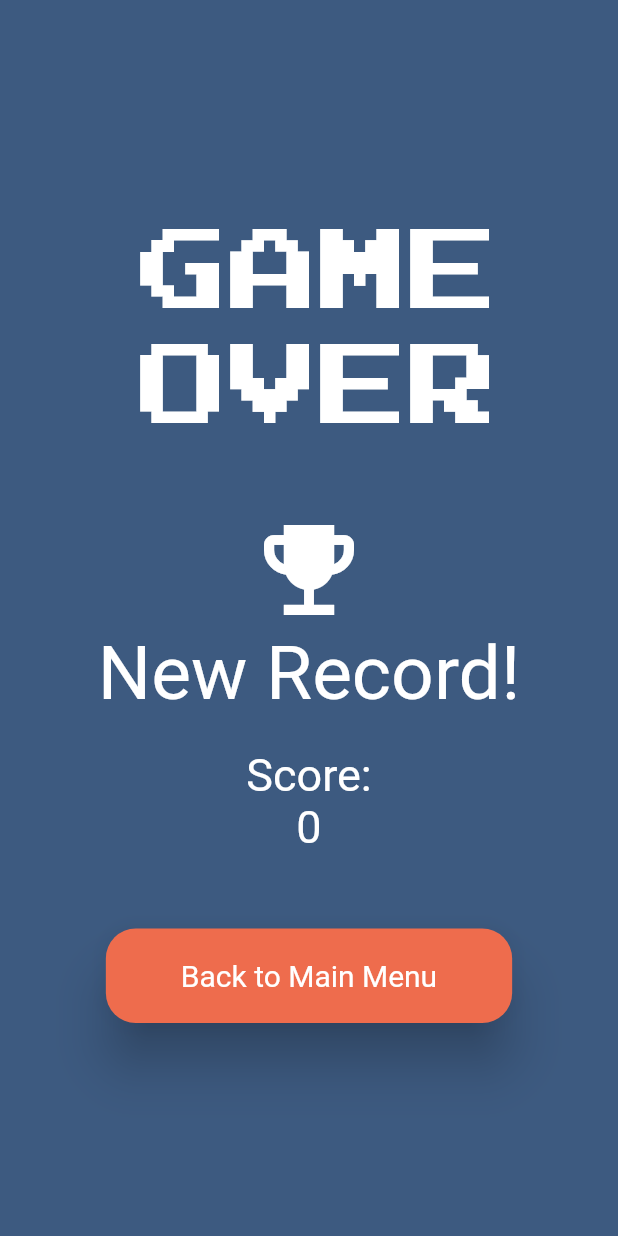
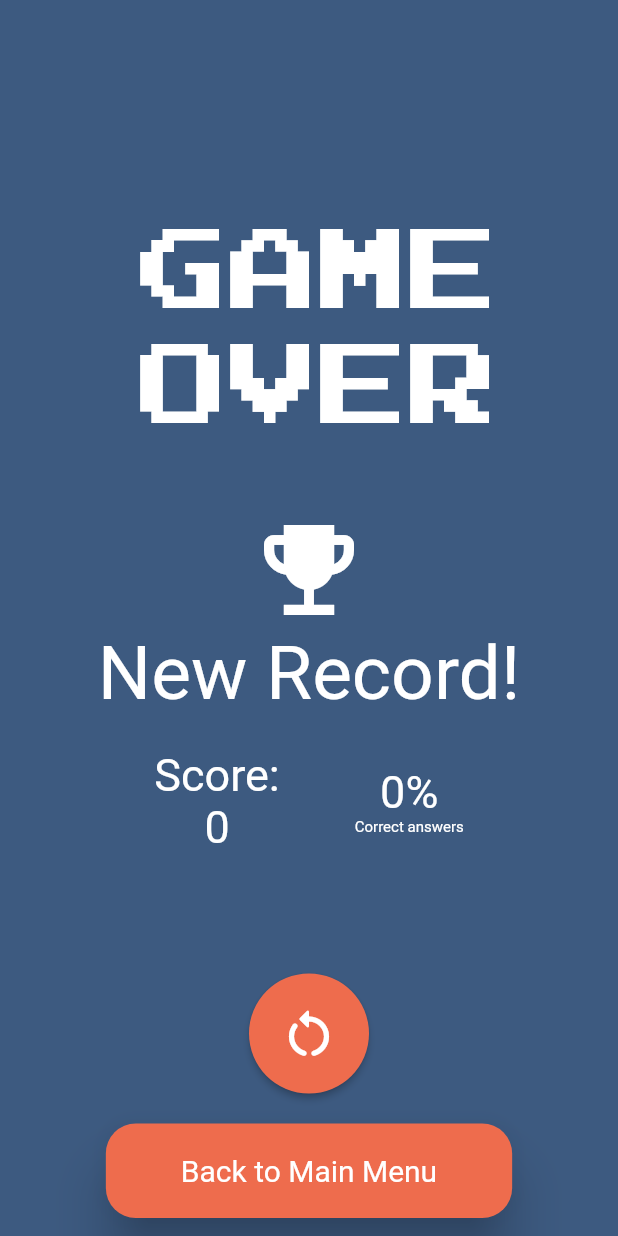
Before and after one commit to carvalho28/explode, a Flutter app: the screen it shows after launch, on a phone screen of 412 x 824 dp. Run offline on Flutter 3.47's test engine with Material 2 defaults, Android fonts, the phone set to English and light mode, and no system bars; our stand-ins replace sqflite; accounts and stored records are empty.

Commit message:
Singleplayer version solved issues
Signed-off-by: carvalho28 <carvalhoo287@gmail.com>

```diff
--- a/lib/main.dart
+++ b/lib/main.dart
@@ -41,6 +41,7 @@ void main() {
           gameOverRoute: (context) => const GameOver(),
           recordRoute: (context) => const Record(
                 correctAnswers: 10,
+                wrongAnswers: 2,
                 difficulty: '1',
                 operators: ['+', '-'],
                 time: 2,
--- a/lib/views/game.dart
+++ b/lib/views/game.dart
@@ -52,12 +52,14 @@ class _GameState extends State<Game> {
 
     if (timeEnder.endTimer) {
       int correctAnswers = answers.correctAnswers;
+      int wrongAnswers = answers.wrongAnswers;
       SchedulerBinding.instance.addPostFrameCallback((_) {
         Navigator.pushAndRemoveUntil(
           context,
           MaterialPageRoute(
             builder: (context) => Record(
               correctAnswers: correctAnswers,
+              wrongAnswers: wrongAnswers,
               difficulty: _difficulty,
               operators: _operators,
               time: _time,
--- a/lib/views/record.dart
+++ b/lib/views/record.dart
@@ -3,6 +3,7 @@ import 'package:explode/models/record_model.dart';
 import 'package:explode/providers/answers_provider.dart';
 import 'package:explode/providers/time_ender_provider.dart';
 import 'package:explode/services/crud/records_service.dart';
+import 'package:explode/views/game.dart';
 import 'package:flutter/material.dart';
 import 'package:provider/provider.dart';
 
@@ -10,12 +11,14 @@ class Record extends StatefulWidget {
   const Record({
     super.key,
     required this.correctAnswers,
+    required this.wrongAnswers,
     required this.operators,
     required this.difficulty,
     required this.time,
   });
 
   final int correctAnswers;
+  final int wrongAnswers;
   final List<String> operators;
   final String difficulty;
   final int time;
@@ -26,9 +29,14 @@ class Record extends StatefulWidget {
 
 class _RecordState extends State<Record> {
   late int _correctAnswers = 0;
+  late int _wrongAnswers = 0;
   late String _operators;
   late String _difficulty;
   late int _time;
+
+  // List<String> restartOperators = [];
+  // int restartDifficulty = 0;
+  // int restartTime = 0;
 
   late RecordModel? _record;
 
@@ -86,9 +94,13 @@ class _RecordState extends State<Record> {
     print(_correctAnswers);
     print(widget.correctAnswers);
     _correctAnswers = widget.correctAnswers;
+    _wrongAnswers = widget.wrongAnswers;
     _operators = widget.operators.join();
     _difficulty = widget.difficulty;
     _time = widget.time;
+    // restartOperators = widget.operators;
+    // restartDifficulty = int.parse(widget.difficulty);
+    // restartTime = widget.time;
     refreshRecord();
     super.initState();
   }
@@ -170,6 +182,9 @@ class _RecordState extends State<Record> {
                   const SizedBox(
                     height: 20,
                   ),
+                  Row(
+                    mainAxisAlignment: MainAxisAlignment.center,
+                    children: [
                       Column(
                         children: [
                           const Text(
@@ -189,7 +204,79 @@ class _RecordState extends State<Record> {
                         ],
                       ),
                       const SizedBox(
-                    height: 50,
+                        width: 50,
+                      ),
+                      Column(
+                        children: [
+                          if (_correctAnswers != 0)
+                            Text(
+                              '${(_correctAnswers / (_correctAnswers + _wrongAnswers) * 100).round()}%',
+                              style: const TextStyle(
+                                color: Colors.white,
+                                fontSize: 30,
+                              ),
+                            ),
+                          if (_correctAnswers == 0)
+                            // 0 bigger than the %
+                            const Text(
+                              '0%',
+                              style: TextStyle(
+                                color: Colors.white,
+                                fontSize: 30,
+                              ),
+                            ),
+                          // text with correct answers
+                          const Text(
+                            'Correct answers',
+                            style: TextStyle(
+                              color: Colors.white,
+                              fontSize: 10,
+                            ),
+                          ),
+                        ],
+                      ),
+                    ],
+                  ),
+                  const SizedBox(
+                    height: 80,
+                  ),
+                  // button with restart icon
+                  ElevatedButton(
+                    onPressed: () {
+                      saveRecord();
+                      Provider.of<EndTimer>(context, listen: false)
+                          .resetEndTimer();
+                      Provider.of<Answers>(context, listen: false)
+                          .resetCorrect();
+                      Provider.of<Answers>(context, listen: false).resetWrong();
+                      Navigator.of(context).pushNamedAndRemoveUntil(
+                        '/main-menu',
+                        (route) => false,
+                      );
+                      Navigator.pushReplacement(
+                        context,
+                        MaterialPageRoute(
+                          builder: (context) => Game(
+                            operators: widget.operators,
+                            difficulty: widget.difficulty,
+                            time: widget.time.toString(),
+                          ),
+                        ),
+                      );
+                    },
+                    style: ElevatedButton.styleFrom(
+                      backgroundColor: secondaryColor,
+                      shape: const CircleBorder(),
+                      padding: const EdgeInsets.all(20),
+                    ),
+                    child: const Icon(
+                      Icons.restart_alt_rounded,
+                      color: Colors.white,
+                      size: 40,
+                    ),
+                  ),
+                  const SizedBox(
+                    height: 20,
                   ),
                   ElevatedButton(
                     style: ElevatedButton.styleFrom(
```
Lines whose indentation alone changed are shown as unchanged.
